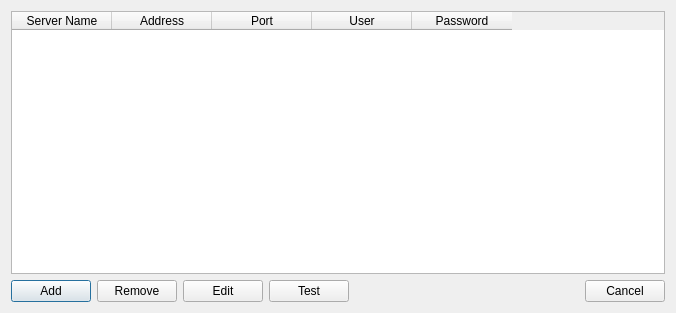
First picture: the form in ServerTools/ui_viewServers.ui, repository dsgoficial/DsgTools, before the edit.
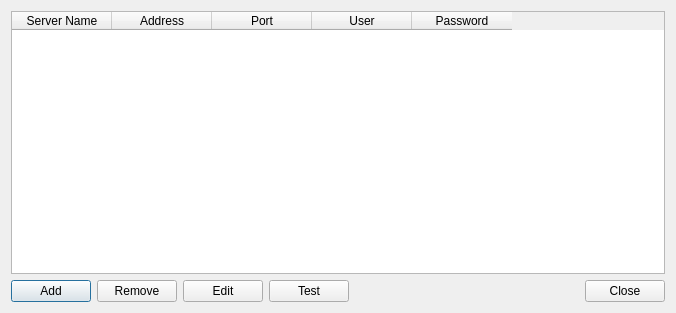
Second picture: the form after the edit.

The edit to the form file:
```diff
--- a/ServerTools/ui_viewServers.ui
+++ b/ServerTools/ui_viewServers.ui
@@ -112,7 +112,7 @@
        <item>
         <widget class="QPushButton" name="cancelButton">
          <property name="text">
-          <string>Cancel</string>
+          <string>Close</string>
          </property>
         </widget>
        </item>
```
Left out of the diff: 2 changed lines with no effect on the pictures.
